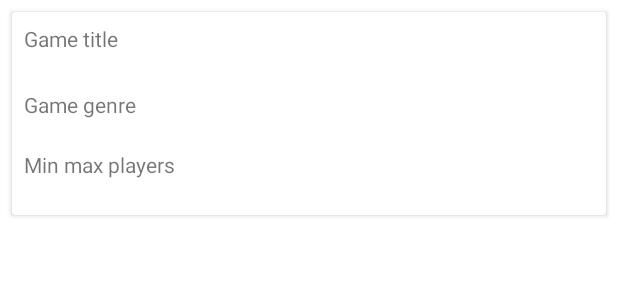
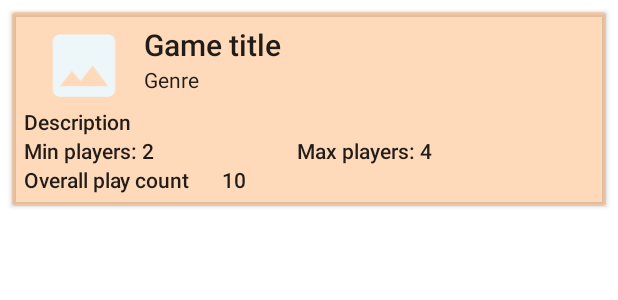
Before and after one commit to parw8649/Board-Game-Social, an Android app: the layout game_items.xml on its own in the app's theme, with its tools: preview values and no code run, on a phone screen of 412 x 824 dp. Shown: the top 300 px of the screen. Run offline under Robolectric (Android 15) with nearby library versions, the phone set to English and light mode, and no system bars; network calls fail.

Commit message:
Added layout changes for games collection

```diff
--- a/Android/app/src/main/res/layout/fragment_game_collection.xml
+++ b/Android/app/src/main/res/layout/fragment_game_collection.xml
@@ -5,10 +5,17 @@
     android:layout_height="match_parent"
     tools:context=".GameCollectionFragment">
 
-    <!-- TODO: Update blank fragment layout -->
-    <TextView
+    <RelativeLayout
         android:layout_width="match_parent"
-        android:layout_height="match_parent"
-        android:text="@string/hello_blank_fragment" />
+        android:layout_height="match_parent" >
+
+        <androidx.recyclerview.widget.RecyclerView
+            android:id="@+id/postFeed_recyclerView"
+            android:layout_width="match_parent"
+            android:layout_height="wrap_content"
+            android:layout_marginTop="8dp"
+            tools:listitem="@layout/game_items">
+        </androidx.recyclerview.widget.RecyclerView>
+    </RelativeLayout>
 
 </FrameLayout>
--- a/Android/app/src/main/res/layout/fragment_home_post.xml
+++ b/Android/app/src/main/res/layout/fragment_home_post.xml
@@ -5,7 +5,7 @@
     xmlns:tools="http://schemas.android.com/tools"
     android:layout_width="match_parent"
     android:layout_height="match_parent"
-    tools:context=".MainActivity">
+    tools:context=".MainAppActivity">
 
     <RelativeLayout
         android:layout_width="match_parent"
--- a/Android/app/src/main/res/layout/game_items.xml
+++ b/Android/app/src/main/res/layout/game_items.xml
@@ -4,35 +4,92 @@
     android:layout_height="wrap_content"
     android:layout_marginEnd="8dp"
     android:layout_marginStart="8dp"
-    android:layout_marginTop="8dp">
+    android:layout_marginTop="8dp"
+    android:backgroundTint="@color/very_light_tangelo_light_var" >
 
     <RelativeLayout
         android:layout_width="wrap_content"
-        android:layout_height="match_parent"
-        android:padding="8dp" >
+        android:layout_height="wrap_content"
+        android:padding="8dp">
+
+        <ImageView
+            android:id="@+id/game_icon"
+            android:layout_width="75dp"
+            android:layout_height="55dp"
+            android:src="@drawable/ic_image_placeholder"
+            android:layout_alignParentStart="true"
+            android:layout_toStartOf="@id/item_name_and_type" />
+
+        <LinearLayout
+            android:id="@+id/item_name_and_type"
+            android:layout_width="300dp"
+            android:layout_height="wrap_content"
+            android:orientation="vertical"
+            android:layout_alignParentEnd="true">
+
+            <TextView
+                android:id="@+id/tv_game_title"
+                android:layout_width="match_parent"
+                android:layout_height="wrap_content"
+                android:maxLines="1"
+                android:text="@string/game_items_tv_title"
+                android:textAppearance="@style/TextAppearance.AppCompat.Title" />
+
+            <TextView
+                android:id="@+id/tv_game_genre"
+                android:layout_width="match_parent"
+                android:layout_height="wrap_content"
+                android:maxLines="1"
+                android:text="@string/game_items_tv_genre"
+                android:textAppearance="@style/TextAppearance.AppCompat.Body1" />
+        </LinearLayout>
 
         <TextView
-            android:id="@+id/tv_game_title"
+            android:id="@+id/game_description"
             android:layout_width="match_parent"
-            android:layout_height="44dp"
-            android:maxLines="1"
-            android:text="@string/game_items_tv_game_title" />
+            android:layout_height="wrap_content"
+            android:layout_below="@id/game_icon"
+            android:text="@string/game_items_tv_description"
+            android:maxLines="4"
+            android:textAppearance="@style/TextAppearance.AppCompat.Body2" />
 
         <TextView
-            android:id="@+id/tv_game_genre"
-            android:layout_width="match_parent"
-            android:layout_height="40dp"
+            android:id="@+id/tv_min_player_count"
+            android:layout_width="180dp"
+            android:layout_height="wrap_content"
+            android:layout_below="@id/game_description"
             android:maxLines="1"
-            android:layout_below="@+id/tv_game_title"
-            android:text="@string/game_items_tv_game_genre" />
+            android:text="@string/game_item_tv_min_players"
+            android:textAppearance="@style/TextAppearance.AppCompat.Body2" />
 
         <TextView
-            android:id="@+id/tv_min_max_players"
+            android:id="@+id/tv_max_player_count"
             android:layout_width="match_parent"
-            android:layout_height="35dp"
+            android:layout_height="wrap_content"
+            android:layout_marginStart="2dp"
+            android:layout_below="@id/game_description"
+            android:layout_toEndOf="@id/tv_min_player_count"
+            android:text="@string/game_item_tv_max_players"
+            android:textAppearance="@style/TextAppearance.AppCompat.Body2" />
+
+        <TextView
+            android:id="@+id/overall_play_count_text"
+            android:layout_width="130dp"
+            android:layout_height="wrap_content"
+            android:layout_below="@id/tv_min_player_count"
             android:maxLines="1"
-            android:layout_below="@+id/tv_game_genre"
-            android:text="@string/game_item_tv_game_min_max_players" />
+            android:text="@string/game_item_tv_overall_player_count_text"
+            android:textAppearance="@style/TextAppearance.AppCompat.Body2" />
+
+        <TextView
+            android:id="@+id/overall_play_count"
+            android:layout_width="match_parent"
+            android:layout_height="wrap_content"
+            android:layout_marginStart="2dp"
+            android:layout_below="@id/tv_max_player_count"
+            android:layout_toEndOf="@id/overall_play_count_text"
+            android:text="@string/game_item_tv_overall_player_count"
+            android:textAppearance="@style/TextAppearance.AppCompat.Body2" />
 
     </RelativeLayout>
 
--- a/Android/app/src/main/res/values/strings.xml
+++ b/Android/app/src/main/res/values/strings.xml
@@ -23,10 +23,16 @@
     <string name="new_user_sign_up">New user? sign-up!</string>
     <string name="btn_register">register</string>
     <string name="already_a_user_sign_in">Already a user? sign-in!</string>
+
+    <!-- Strings used for Games Collection -->
     <string name="tv_games_collection">Games Collection</string>
-    <string name="game_items_tv_game_title">Game title</string>
-    <string name="game_items_tv_game_genre">Game genre</string>
-    <string name="game_item_tv_game_min_max_players">Min max players</string>
+    <string name="game_items_tv_title">Game title</string>
+    <string name="game_items_tv_genre">Genre</string>
+    <string name="game_item_tv_min_players">Min players: 2</string>
+    <string name="game_item_tv_max_players">Max players: 4</string>
+    <string name="game_item_tv_overall_player_count_text">Overall play count</string>
+    <string name="game_item_tv_overall_player_count">10</string>
+    <string name="game_items_tv_description">Description</string>
 
     <string name="title_activity_app">AppActivity</string>
     <string name="title_activity_home_post">HomePostActivity</string>
```
